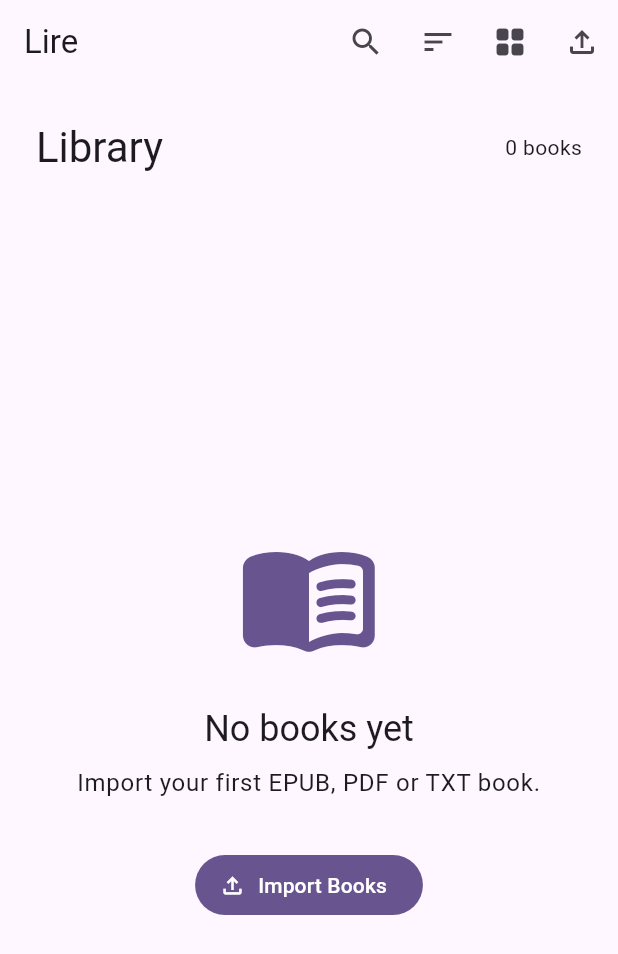
After one commit to maihunsandip/lire, a Flutter app: the screen it shows after launch, after a tap on "Import Books", on a phone screen of 412 x 824 dp. The commit adds this screen. Shown: the top 954 px of the screen. Run offline on Flutter 3.47's test engine with Material 3 defaults, Android fonts, the light colour scheme and no system bars; our stand-ins replace flutter_riverpod, go_router.

Commit message:
Added Riverpod, Repository abstraction, shared Ui componenets and Material3

```diff
--- /dev/null
+++ b/lib/core/providers/library_provider.dart
@@ -0,0 +1,10 @@
+import 'package:flutter_riverpod/flutter_riverpod.dart';
+
+import '../models/book.dart';
+import 'repository_provider.dart';
+
+final libraryProvider = FutureProvider<List<Book>>((ref) async {
+  final repository = ref.watch(bookRepositoryProvider);
+
+  return repository.getBooks();
+});
--- /dev/null
+++ b/lib/core/providers/repository_provider.dart
@@ -0,0 +1,8 @@
+import 'package:flutter_riverpod/flutter_riverpod.dart';
+
+import '../../features/library/data/repositories/local_book_repository.dart';
+import '../repositories/book_repository.dart';
+
+final bookRepositoryProvider = Provider<BookRepository>((ref) {
+  return LocalBookRepository();
+});
--- /dev/null
+++ b/lib/core/repositories/book_repository.dart
@@ -0,0 +1,15 @@
+import '../models/book.dart';
+
+abstract interface class BookRepository {
+  Future<List<Book>> getBooks();
+
+  Future<Book?> getBook(String id);
+
+  Future<void> addBook(Book book);
+
+  Future<void> updateBook(Book book);
+
+  Future<void> deleteBook(String id);
+
+  Future<void> clearLibrary();
+}
--- /dev/null
+++ b/lib/core/widgets/app_empty_state.dart
@@ -0,0 +1,50 @@
+import 'package:flutter/material.dart';
+
+class AppEmptyState extends StatelessWidget {
+  final IconData icon;
+  final String title;
+  final String message;
+  final Widget? action;
+
+  const AppEmptyState({
+    super.key,
+    required this.icon,
+    required this.title,
+    required this.message,
+    this.action,
+  });
+
+  @override
+  Widget build(BuildContext context) {
+    return Center(
+      child: Padding(
+        padding: const EdgeInsets.all(24),
+        child: Column(
+          mainAxisSize: MainAxisSize.min,
+          children: [
+            Icon(
+              icon,
+              size: 96,
+              color: Theme.of(context).colorScheme.primary,
+            ),
+            const SizedBox(height: 24),
+            Text(
+              title,
+              style: Theme.of(context).textTheme.headlineSmall,
+            ),
+            const SizedBox(height: 8),
+            Text(
+              message,
+              textAlign: TextAlign.center,
+              style: Theme.of(context).textTheme.bodyLarge,
+            ),
+            if (action != null) ...[
+              const SizedBox(height: 32),
+              action!,
+            ],
+          ],
+        ),
+      ),
+    );
+  }
+}
--- /dev/null
+++ b/lib/core/widgets/app_loading_indicator.dart
@@ -0,0 +1,12 @@
+import 'package:flutter/material.dart';
+
+class AppLoadingIndicator extends StatelessWidget {
+  const AppLoadingIndicator({super.key});
+
+  @override
+  Widget build(BuildContext context) {
+    return const Center(
+      child: CircularProgressIndicator(),
+    );
+  }
+}
--- /dev/null
+++ b/lib/features/library/data/repositories/local_book_repository.dart
@@ -0,0 +1,34 @@
+import 'package:lire/core/models/book.dart';
+import 'package:lire/core/repositories/book_repository.dart';
+
+class LocalBookRepository implements BookRepository {
+  @override
+  Future<void> addBook(Book book) async {
+    throw UnimplementedError();
+  }
+
+  @override
+  Future<void> clearLibrary() async {
+    throw UnimplementedError();
+  }
+
+  @override
+  Future<void> deleteBook(String id) async {
+    throw UnimplementedError();
+  }
+
+  @override
+  Future<Book?> getBook(String id) async {
+    throw UnimplementedError();
+  }
+
+  @override
+  Future<List<Book>> getBooks() async {
+    return [];
+  }
+
+  @override
+  Future<void> updateBook(Book book) async {
+    throw UnimplementedError();
+  }
+}
--- a/lib/features/library/presentation/pages/library_page.dart
+++ b/lib/features/library/presentation/pages/library_page.dart
@@ -1,28 +1,44 @@
 import 'package:flutter/material.dart';
+import 'package:flutter_riverpod/flutter_riverpod.dart';
+
+import 'package:lire/core/providers/library_provider.dart';
 
 import '../widgets/empty_library.dart';
 import '../widgets/library_app_bar.dart';
 import '../widgets/library_header.dart';
 
-class LibraryPage extends StatelessWidget {
+import 'package:lire/core/widgets/app_error_view.dart';
+import 'package:lire/core/widgets/app_loading_indicator.dart';
+
+class LibraryPage extends ConsumerWidget {
   const LibraryPage({super.key});
 
   @override
-  Widget build(BuildContext context) {
-    return const Scaffold(
-      appBar: LibraryAppBar(),
-      body: Padding(
-        padding: EdgeInsets.all(24),
+  Widget build(BuildContext context, WidgetRef ref) {
+    final booksAsync = ref.watch(libraryProvider);
+
+    return Scaffold(
+      appBar: const LibraryAppBar(),
+      body: booksAsync.when(
+        data: (books) {
+          return Padding(
+            padding: const EdgeInsets.all(24),
             child: Column(
               crossAxisAlignment: CrossAxisAlignment.start,
               children: [
-            LibraryHeader(bookCount: 0),
-            SizedBox(height: 48),
+                LibraryHeader(bookCount: books.length),
+                const SizedBox(height: 48),
                 Expanded(
-              child: EmptyLibrary(),
+                  child: books.isEmpty
+                      ? const EmptyLibrary()
+                      : const Center(child: Text('Books will appear here')),
                 ),
               ],
             ),
+          );
+        },
+        loading: () => const AppLoadingIndicator(),
+        error: (error, stack) => AppErrorView(error: error),
       ),
     );
   }
--- a/lib/features/library/presentation/widgets/empty_library.dart
+++ b/lib/features/library/presentation/widgets/empty_library.dart
@@ -1,37 +1,21 @@
 import 'package:flutter/material.dart';
+import 'package:lire/core/widgets/app_empty_state.dart';
 
 class EmptyLibrary extends StatelessWidget {
   const EmptyLibrary({super.key});
 
   @override
   Widget build(BuildContext context) {
-    return Center(
-      child: Column(
-        mainAxisSize: MainAxisSize.min,
-        children: [
-          Icon(
-            Icons.menu_book_rounded,
-            size: 96,
-            color: Theme.of(context).colorScheme.primary,
-          ),
-          const SizedBox(height: 24),
-          Text(
-            'No books yet',
-            style: Theme.of(context).textTheme.headlineSmall,
-          ),
-          const SizedBox(height: 8),
-          Text(
-            'Import your first EPUB, PDF or TXT book.',
-            textAlign: TextAlign.center,
-            style: Theme.of(context).textTheme.bodyLarge,
-          ),
-          const SizedBox(height: 32),
-          FilledButton.icon(
-            onPressed: () {},
-            icon: const Icon(Icons.file_upload_outlined),
-            label: const Text('Import Books'),
-          ),
-        ],
+    return AppEmptyState(
+      icon: Icons.menu_book_rounded,
+      title: 'No books yet',
+      message: 'Import your first EPUB, PDF or TXT book.',
+      action: FilledButton.icon(
+        onPressed: () {
+          // Import action will be connected later.
+        },
+        icon: const Icon(Icons.file_upload_outlined),
+        label: const Text('Import Books'),
       ),
     );
   }
```
Also changed, not shown: lib/core/models/book.dart (+57 -0 lines), lib/core/widgets/app_error_view.dart (added, +38 -0 lines). Lines whose indentation alone changed are shown as unchanged.
